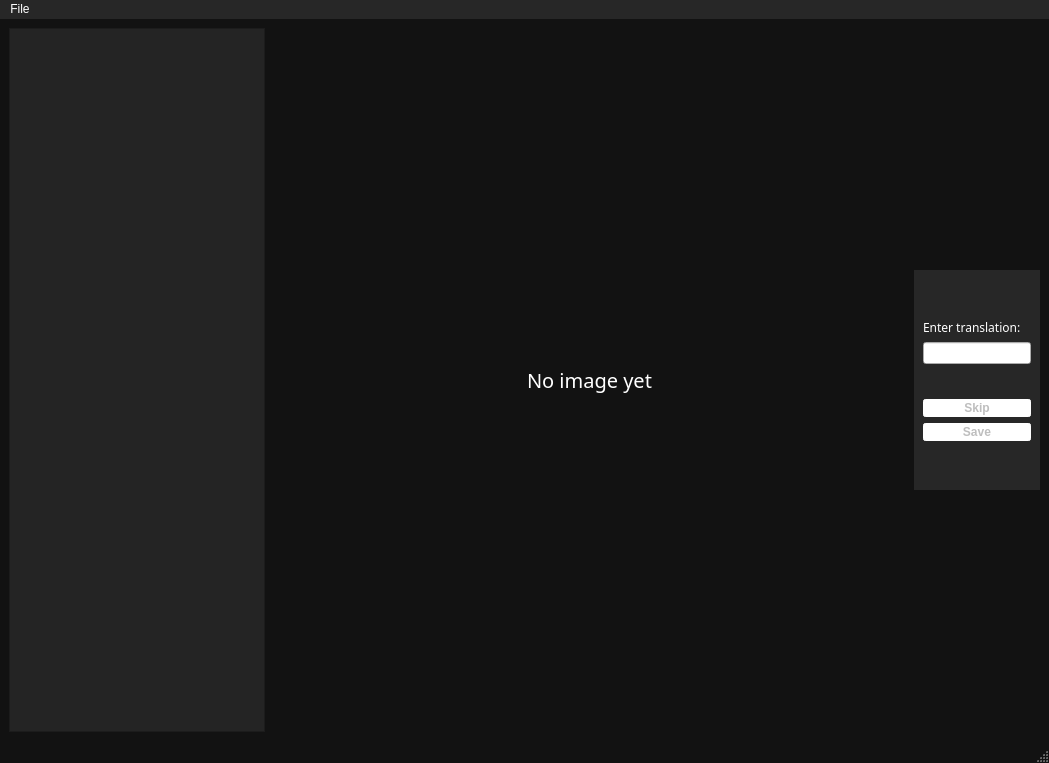
This is src/Ui/DatasetBuilder.ui in PlathC/VitalRecordAnalyser as Qt 5 draws it before an edit. The edited form follows.
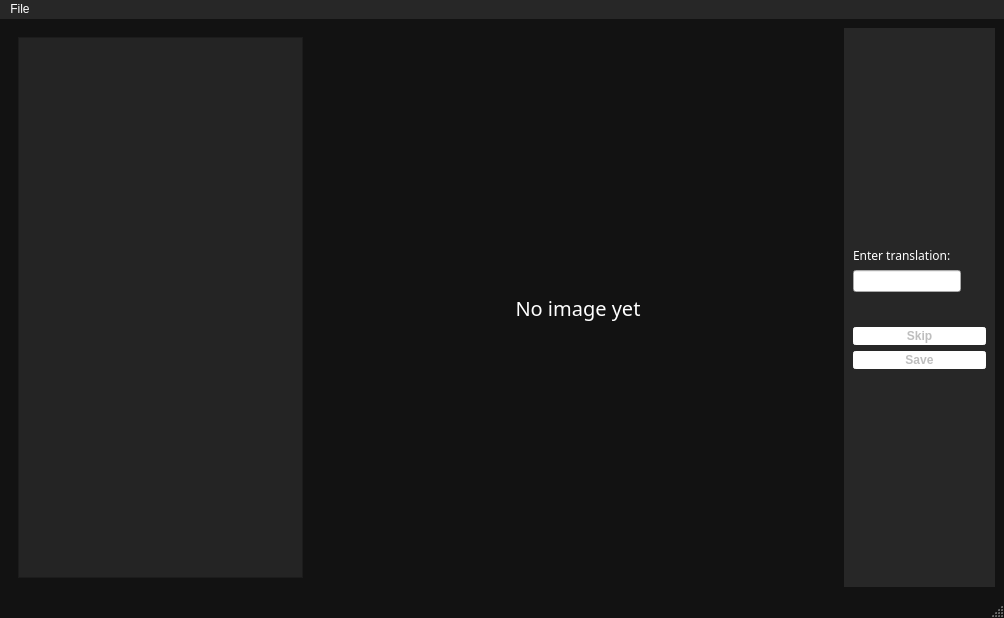
This is the edited form.

```diff
--- a/src/Ui/DatasetBuilder.ui
+++ b/src/Ui/DatasetBuilder.ui
@@ -6,8 +6,8 @@
    <rect>
     <x>0</x>
     <y>0</y>
-    <width>1049</width>
-    <height>763</height>
+    <width>1004</width>
+    <height>618</height>
    </rect>
   </property>
   <property name="windowTitle">
@@ -42,7 +42,7 @@
 
 QPushButton:pressed
 {
-	background-color:#ccccccc;
+	background-color:#909090;
 }
 
 QMenuBar {
@@ -67,18 +67,31 @@
   <widget class="QWidget" name="centralwidget">
    <layout class="QHBoxLayout" name="horizontalLayout">
     <item>
+     <widget class="QWidget" name="" native="true">
+      <property name="sizePolicy">
+       <sizepolicy hsizetype="Fixed" vsizetype="Preferred">
+        <horstretch>0</horstretch>
+        <verstretch>0</verstretch>
+       </sizepolicy>
+      </property>
      <layout class="QVBoxLayout" name="verticalLayout">
       <property name="sizeConstraint">
-       <enum>QLayout::SetFixedSize</enum>
+        <enum>QLayout::SetMinimumSize</enum>
       </property>
       <item>
        <widget class="QListWidget" name="m_lwRemainingFolders">
         <property name="sizePolicy">
-         <sizepolicy hsizetype="Preferred" vsizetype="Preferred">
+          <sizepolicy hsizetype="Fixed" vsizetype="Preferred">
           <horstretch>0</horstretch>
           <verstretch>0</verstretch>
          </sizepolicy>
         </property>
+         <property name="minimumSize">
+          <size>
+           <width>285</width>
+           <height>0</height>
+          </size>
+         </property>
         <property name="styleSheet">
          <string notr="true">QListWidget
 {
@@ -89,6 +102,7 @@
        </widget>
       </item>
      </layout>
+     </widget>
     </item>
     <item>
      <layout class="QVBoxLayout" name="verticalLayout_3">
@@ -98,14 +112,14 @@
       <item>
        <widget class="QLabel" name="m_lblImg">
         <property name="sizePolicy">
-         <sizepolicy hsizetype="Expanding" vsizetype="Expanding">
+         <sizepolicy hsizetype="Preferred" vsizetype="Preferred">
           <horstretch>0</horstretch>
           <verstretch>0</verstretch>
          </sizepolicy>
         </property>
         <property name="minimumSize">
          <size>
-          <width>600</width>
+          <width>0</width>
           <height>0</height>
          </size>
         </property>
@@ -124,9 +138,6 @@
         </property>
        </widget>
       </item>
-      <item>
-       <layout class="QHBoxLayout" name="horizontalLayout_2"/>
-      </item>
      </layout>
     </item>
     <item>
@@ -145,7 +156,7 @@
       </property>
       <layout class="QVBoxLayout" name="verticalLayout_2">
        <property name="sizeConstraint">
-        <enum>QLayout::SetFixedSize</enum>
+        <enum>QLayout::SetMaximumSize</enum>
        </property>
        <item>
         <spacer name="verticalSpacer_2">
@@ -177,7 +188,7 @@
        <item>
         <widget class="QLineEdit" name="m_leTextImg">
          <property name="sizePolicy">
-          <sizepolicy hsizetype="Expanding" vsizetype="Fixed">
+          <sizepolicy hsizetype="Fixed" vsizetype="Fixed">
            <horstretch>0</horstretch>
            <verstretch>0</verstretch>
           </sizepolicy>
@@ -206,14 +217,14 @@
           <bool>false</bool>
          </property>
          <property name="sizePolicy">
-          <sizepolicy hsizetype="Expanding" vsizetype="Fixed">
+          <sizepolicy hsizetype="Fixed" vsizetype="Fixed">
            <horstretch>0</horstretch>
            <verstretch>0</verstretch>
           </sizepolicy>
          </property>
          <property name="minimumSize">
           <size>
-           <width>0</width>
+           <width>133</width>
            <height>0</height>
           </size>
          </property>
@@ -228,11 +239,17 @@
           <bool>false</bool>
          </property>
          <property name="sizePolicy">
-          <sizepolicy hsizetype="Preferred" vsizetype="Fixed">
+          <sizepolicy hsizetype="Fixed" vsizetype="Fixed">
            <horstretch>0</horstretch>
            <verstretch>0</verstretch>
           </sizepolicy>
          </property>
+         <property name="minimumSize">
+          <size>
+           <width>133</width>
+           <height>0</height>
+          </size>
+         </property>
          <property name="text">
           <string>Save</string>
          </property>
@@ -261,7 +278,7 @@
     <rect>
      <x>0</x>
      <y>0</y>
-     <width>1049</width>
+     <width>1004</width>
      <height>21</height>
     </rect>
    </property>
```
Lines whose indentation alone changed are shown as unchanged.
